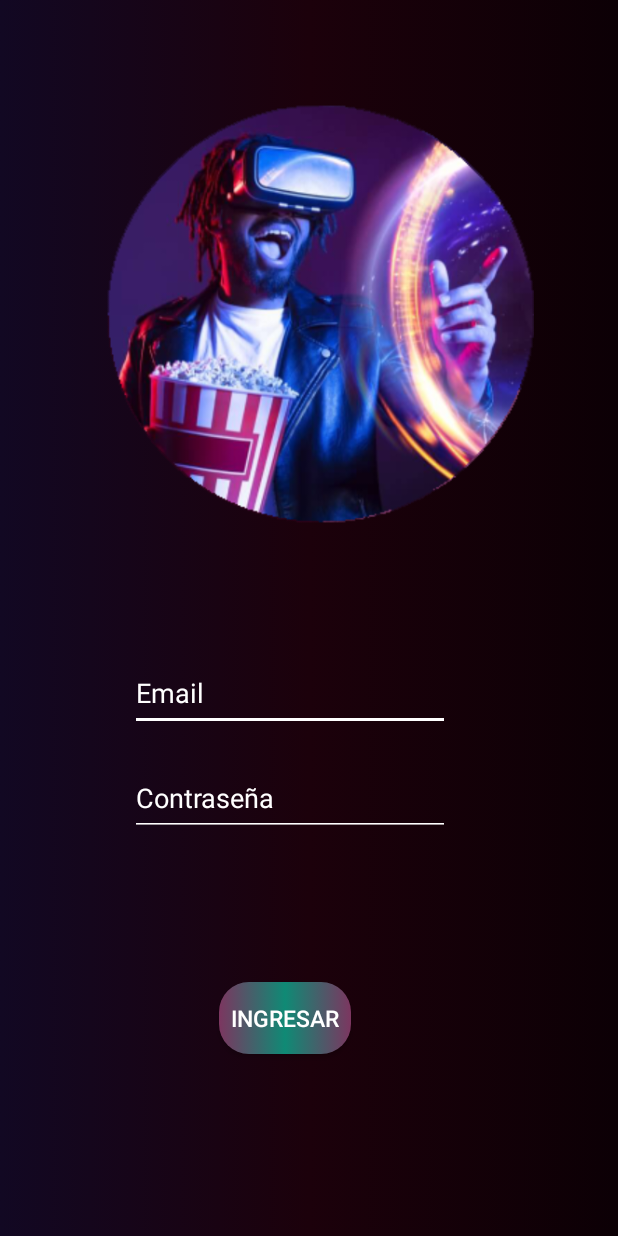
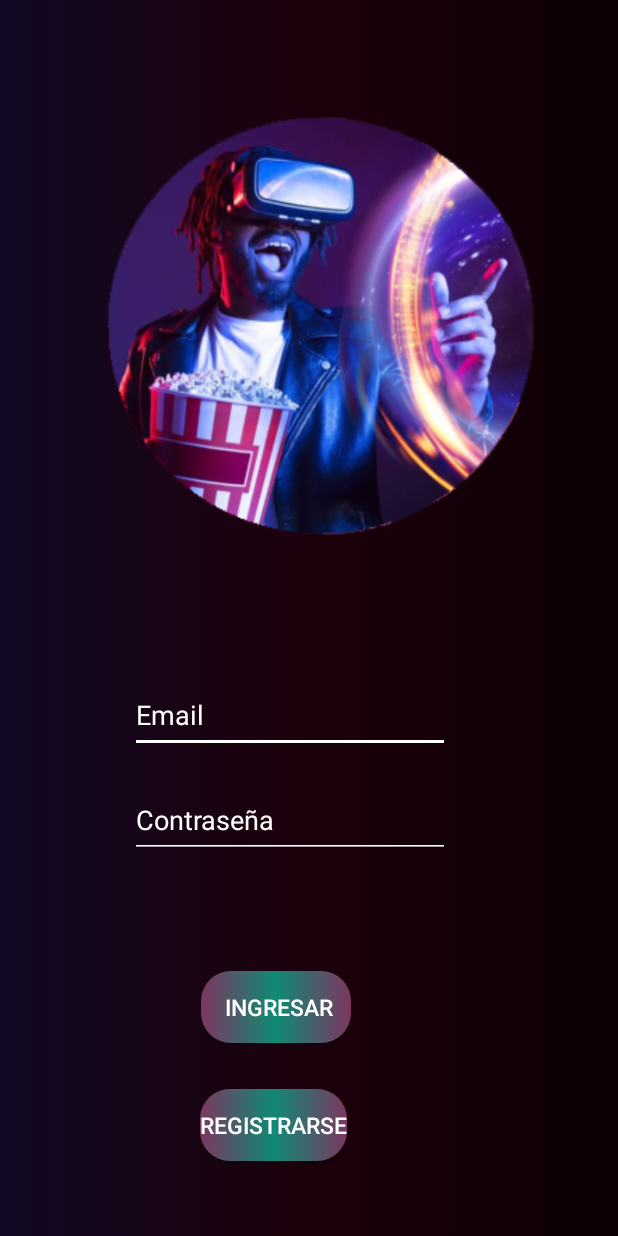
Before and after one commit to Ivanamyk/parcial-1-am-acn4bv-sanchez-yegros, an Android app: the Login screen opened directly, with no data from a screen before it, on a phone screen of 412 x 824 dp. Run offline under Robolectric (Android 15) with nearby library versions, the phone set to English and light mode, and no system bars; our stand-ins replace Firebase (no records; nobody signed in at launch, a user with empty details on screens opened directly).

Commit message:
feat:se agrego logOut en Activitys y nueva Activity para registro usuarios nuevos

```diff
--- a/app/src/main/AndroidManifest.xml
+++ b/app/src/main/AndroidManifest.xml
@@ -15,6 +15,9 @@
         android:supportsRtl="true"
         android:theme="@style/Theme.Parcial1amacn4bvsanchezyegros"
         tools:targetApi="31">
+        <activity
+            android:name=".RegisterNewAccount"
+            android:exported="false" />
         <activity
             android:name=".Login"
             android:exported="false" />
--- a/app/src/main/res/layout/activity_login.xml
+++ b/app/src/main/res/layout/activity_login.xml
@@ -40,7 +40,6 @@
         app:layout_constraintEnd_toEndOf="parent"
         app:layout_constraintHorizontal_bias="0.437"
         app:layout_constraintStart_toStartOf="parent"
-
         app:layout_constraintTop_toTopOf="@id/imageView"
         app:layout_constraintVertical_bias="1.0" />
 
@@ -66,11 +65,12 @@
         android:layout_width="wrap_content"
         android:layout_height="wrap_content"
         android:layout_marginStart="145dp"
+        android:layout_marginTop="-30dp"
         android:layout_marginEnd="178dp"
         android:layout_marginBottom="24dp"
         android:background="@drawable/button_background"
         android:onClick="LoginButtonClick"
-        android:text="ingresar"
+        android:text="    Ingresar   "
         android:textColor="@color/white"
         android:textSize="15sp"
         app:layout_constraintBottom_toBottomOf="parent"
@@ -78,4 +78,21 @@
         app:layout_constraintHorizontal_bias="1.0"
         app:layout_constraintStart_toStartOf="parent"
         app:layout_constraintTop_toBottomOf="@+id/password" />
+
+    <Button
+        android:id="@+id/button3"
+        android:layout_width="wrap_content"
+        android:layout_height="wrap_content"
+        android:layout_marginStart="148dp"
+        android:layout_marginTop="19dp"
+        android:layout_marginEnd="195dp"
+        android:layout_marginBottom="38dp"
+        android:background="@drawable/button_background"
+        android:text="Registrarse"
+        android:textColor="@color/white"
+        android:textSize="15sp"
+        app:layout_constraintBottom_toBottomOf="parent"
+        app:layout_constraintEnd_toEndOf="parent"
+        app:layout_constraintStart_toStartOf="parent"
+        app:layout_constraintTop_toBottomOf="@+id/loginButton" />
 </androidx.constraintlayout.widget.ConstraintLayout>
```
Also changed, not shown: app/src/main/java/com/example/parcial_1_am_acn4bv_sanchez_yegros/Main_Page.java (+10 -0 lines), app/src/main/java/com/example/parcial_1_am_acn4bv_sanchez_yegros/RegisterNewAccount.java (added, +14 -0 lines), app/src/main/java/com/example/parcial_1_am_acn4bv_sanchez_yegros/Screen_ContactUs.java (+10 -1 lines), app/src/main/res/layout/activity_main_page.xml (+10 -0 lines), app/src/main/res/layout/activity_register_new_account.xml (added, +8 -0 lines), app/src/main/res/layout/activity_screen_contact_us.xml (+14 -0 lines).
